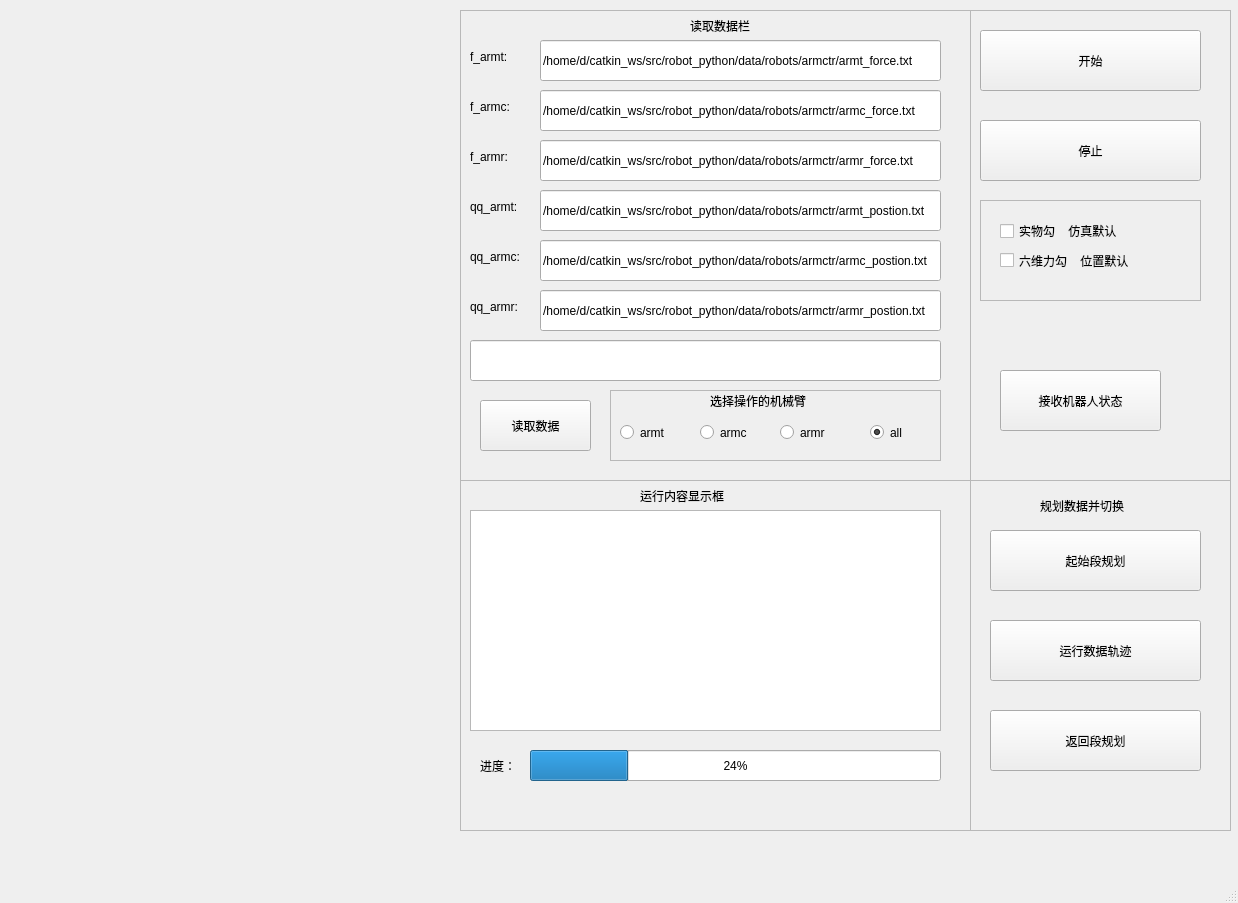
CFlyingDragon/Multi_arm_robot, file catkin_ws/src/robot_python/ui/armctr_form1.ui: the form before one commit.
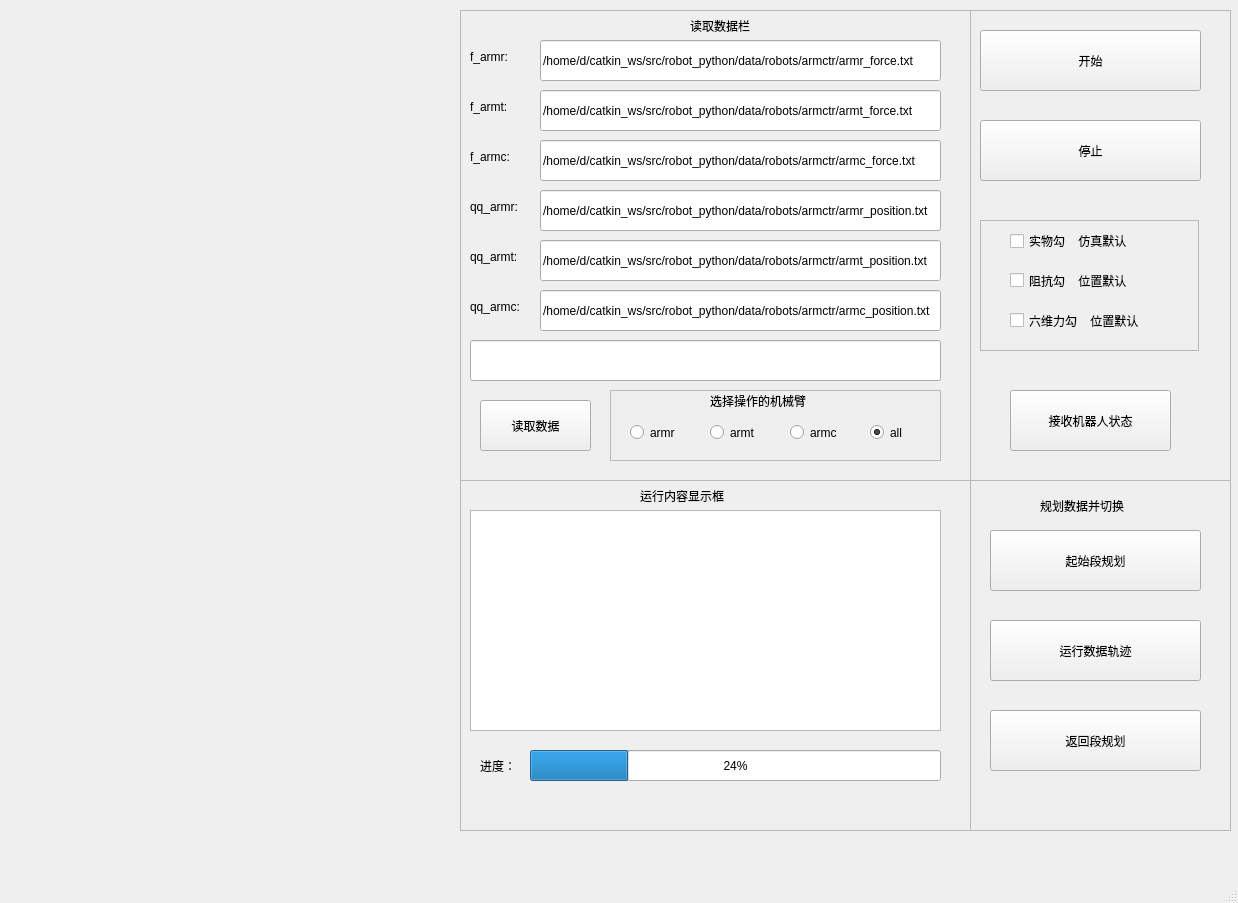
The form after the commit.

```diff
--- a/catkin_ws/src/robot_python/ui/armctr_form1.ui
+++ b/catkin_ws/src/robot_python/ui/armctr_form1.ui
@@ -138,13 +138,13 @@
         <property name="geometry">
          <rect>
           <x>80</x>
-          <y>180</y>
+          <y>230</y>
           <width>401</width>
           <height>41</height>
          </rect>
         </property>
         <property name="text">
-         <string>/home/d/catkin_ws/src/robot_python/data/robots/armctr/armt_postion.txt</string>
+         <string>/home/d/catkin_ws/src/robot_python/data/robots/armctr/armt_position.txt</string>
         </property>
        </widget>
        <widget class="QLineEdit" name="lineEdit_path">
@@ -164,7 +164,7 @@
         <property name="geometry">
          <rect>
           <x>10</x>
-          <y>230</y>
+          <y>280</y>
           <width>71</width>
           <height>33</height>
          </rect>
@@ -177,20 +177,20 @@
         <property name="geometry">
          <rect>
           <x>80</x>
-          <y>230</y>
+          <y>280</y>
           <width>401</width>
           <height>41</height>
          </rect>
         </property>
         <property name="text">
-         <string>/home/d/catkin_ws/src/robot_python/data/robots/armctr/armc_postion.txt</string>
+         <string>/home/d/catkin_ws/src/robot_python/data/robots/armctr/armc_position.txt</string>
         </property>
        </widget>
        <widget class="QLabel" name="label_31">
         <property name="geometry">
          <rect>
           <x>10</x>
-          <y>180</y>
+          <y>230</y>
           <width>71</width>
           <height>33</height>
          </rect>
@@ -203,7 +203,7 @@
         <property name="geometry">
          <rect>
           <x>80</x>
-          <y>30</y>
+          <y>80</y>
           <width>401</width>
           <height>41</height>
          </rect>
@@ -216,7 +216,7 @@
         <property name="geometry">
          <rect>
           <x>80</x>
-          <y>80</y>
+          <y>130</y>
           <width>401</width>
           <height>41</height>
          </rect>
@@ -229,7 +229,7 @@
         <property name="geometry">
          <rect>
           <x>10</x>
-          <y>30</y>
+          <y>80</y>
           <width>71</width>
           <height>33</height>
          </rect>
@@ -242,7 +242,7 @@
         <property name="geometry">
          <rect>
           <x>10</x>
-          <y>80</y>
+          <y>130</y>
           <width>61</width>
           <height>33</height>
          </rect>
@@ -264,58 +264,6 @@
          <string>读取数据栏</string>
         </property>
        </widget>
-       <widget class="QLineEdit" name="lineEdit_f_armr">
-        <property name="geometry">
-         <rect>
-          <x>80</x>
-          <y>130</y>
-          <width>401</width>
-          <height>41</height>
-         </rect>
-        </property>
-        <property name="text">
-         <string>/home/d/catkin_ws/src/robot_python/data/robots/armctr/armr_force.txt</string>
-        </property>
-       </widget>
-       <widget class="QLabel" name="label_35">
-        <property name="geometry">
-         <rect>
-          <x>10</x>
-          <y>130</y>
-          <width>61</width>
-          <height>33</height>
-         </rect>
-        </property>
-        <property name="text">
-         <string>f_armr:</string>
-        </property>
-       </widget>
-       <widget class="QLabel" name="label_36">
-        <property name="geometry">
-         <rect>
-          <x>10</x>
-          <y>280</y>
-          <width>71</width>
-          <height>33</height>
-         </rect>
-        </property>
-        <property name="text">
-         <string>qq_armr:</string>
-        </property>
-       </widget>
-       <widget class="QLineEdit" name="lineEdit_qq_armr">
-        <property name="geometry">
-         <rect>
-          <x>80</x>
-          <y>280</y>
-          <width>401</width>
-          <height>41</height>
-         </rect>
-        </property>
-        <property name="text">
-         <string>/home/d/catkin_ws/src/robot_python/data/robots/armctr/armr_postion.txt</string>
-        </property>
-       </widget>
        <widget class="QPushButton" name="button_read">
         <property name="geometry">
          <rect>
@@ -363,9 +311,9 @@
         <widget class="QRadioButton" name="radioButton_armt">
          <property name="geometry">
           <rect>
-           <x>10</x>
+           <x>100</x>
            <y>30</y>
-           <width>71</width>
+           <width>61</width>
            <height>25</height>
           </rect>
          </property>
@@ -376,9 +324,9 @@
         <widget class="QRadioButton" name="radioButton_armc">
          <property name="geometry">
           <rect>
-           <x>90</x>
+           <x>180</x>
            <y>30</y>
-           <width>71</width>
+           <width>61</width>
            <height>25</height>
           </rect>
          </property>
@@ -405,7 +353,7 @@
         <widget class="QRadioButton" name="radioButton_armr">
          <property name="geometry">
           <rect>
-           <x>170</x>
+           <x>20</x>
            <y>30</y>
            <width>61</width>
            <height>25</height>
@@ -416,6 +364,58 @@
          </property>
         </widget>
        </widget>
+       <widget class="QLineEdit" name="lineEdit_f_armr">
+        <property name="geometry">
+         <rect>
+          <x>80</x>
+          <y>30</y>
+          <width>401</width>
+          <height>41</height>
+         </rect>
+        </property>
+        <property name="text">
+         <string>/home/d/catkin_ws/src/robot_python/data/robots/armctr/armr_force.txt</string>
+        </property>
+       </widget>
+       <widget class="QLabel" name="label_35">
+        <property name="geometry">
+         <rect>
+          <x>10</x>
+          <y>30</y>
+          <width>61</width>
+          <height>33</height>
+         </rect>
+        </property>
+        <property name="text">
+         <string>f_armr:</string>
+        </property>
+       </widget>
+       <widget class="QLineEdit" name="lineEdit_qq_armr">
+        <property name="geometry">
+         <rect>
+          <x>80</x>
+          <y>180</y>
+          <width>401</width>
+          <height>41</height>
+         </rect>
+        </property>
+        <property name="text">
+         <string>/home/d/catkin_ws/src/robot_python/data/robots/armctr/armr_position.txt</string>
+        </property>
+       </widget>
+       <widget class="QLabel" name="label_36">
+        <property name="geometry">
+         <rect>
+          <x>10</x>
+          <y>180</y>
+          <width>71</width>
+          <height>33</height>
+         </rect>
+        </property>
+        <property name="text">
+         <string>qq_armr:</string>
+        </property>
+       </widget>
       </widget>
      </item>
     </layout>
@@ -574,59 +574,11 @@
          <bool>true</bool>
         </property>
        </widget>
-       <widget class="QWidget" name="layoutWidget_2">
-        <property name="geometry">
-         <rect>
-          <x>10</x>
-          <y>190</y>
-          <width>221</width>
-          <height>101</height>
-         </rect>
-        </property>
-        <layout class="QVBoxLayout" name="verticalLayout_4">
-         <item>
-          <widget class="QFrame" name="frame_8">
-           <property name="frameShape">
-            <enum>QFrame::StyledPanel</enum>
-           </property>
-           <property name="frameShadow">
-            <enum>QFrame::Raised</enum>
-           </property>
-           <widget class="QCheckBox" name="checkBox_real">
-            <property name="geometry">
-             <rect>
-              <x>20</x>
-              <y>20</y>
-              <width>161</width>
-              <height>22</height>
-             </rect>
-            </property>
-            <property name="text">
-             <string>实物勾    仿真默认</string>
-            </property>
-           </widget>
-           <widget class="QCheckBox" name="checkBox_force">
-            <property name="geometry">
-             <rect>
-              <x>20</x>
-              <y>50</y>
-              <width>161</width>
-              <height>21</height>
-             </rect>
-            </property>
-            <property name="text">
-             <string>六维力勾    位置默认</string>
-            </property>
-           </widget>
-          </widget>
-         </item>
-        </layout>
-       </widget>
        <widget class="QPushButton" name="button_receive">
         <property name="geometry">
          <rect>
-          <x>30</x>
-          <y>360</y>
+          <x>40</x>
+          <y>380</y>
           <width>161</width>
           <height>61</height>
          </rect>
@@ -638,6 +590,67 @@
          <bool>true</bool>
         </property>
        </widget>
+       <widget class="QFrame" name="frame_8">
+        <property name="geometry">
+         <rect>
+          <x>10</x>
+          <y>210</y>
+          <width>219</width>
+          <height>131</height>
+         </rect>
+        </property>
+        <property name="frameShape">
+         <enum>QFrame::StyledPanel</enum>
+        </property>
+        <property name="frameShadow">
+         <enum>QFrame::Raised</enum>
+        </property>
+        <widget class="QCheckBox" name="checkBox_imp">
+         <property name="geometry">
+          <rect>
+           <x>30</x>
+           <y>50</y>
+           <width>161</width>
+           <height>21</height>
+          </rect>
+         </property>
+         <property name="text">
+          <string>阻抗勾    位置默认</string>
+         </property>
+        </widget>
+        <widget class="QCheckBox" name="checkBox_force">
+         <property name="geometry">
+          <rect>
+           <x>30</x>
+           <y>90</y>
+           <width>161</width>
+           <height>21</height>
+          </rect>
+         </property>
+         <property name="text">
+          <string>六维力勾    位置默认</string>
+         </property>
+        </widget>
+        <widget class="QCheckBox" name="checkBox_real">
+         <property name="geometry">
+          <rect>
+           <x>30</x>
+           <y>10</y>
+           <width>161</width>
+           <height>22</height>
+          </rect>
+         </property>
+         <property name="text">
+          <string>实物勾    仿真默认</string>
+         </property>
+        </widget>
+       </widget>
+       <zorder>button_begin</zorder>
+       <zorder>button_stop</zorder>
+       <zorder>button_receive</zorder>
+       <zorder>lineEdit_f_armr</zorder>
+       <zorder>label_35</zorder>
+       <zorder>frame_8</zorder>
       </widget>
      </item>
     </layout>
```
